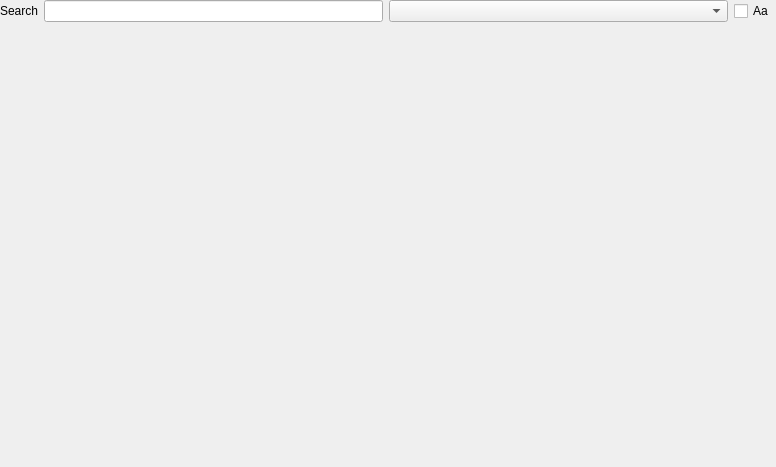
First picture: the form in views/MainViewWidget.ui, repository bendalab/NixView, before the edit.
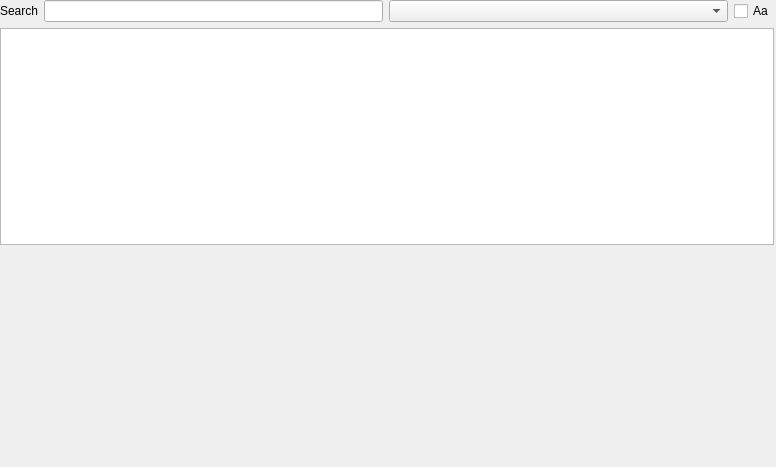
Second picture: the form after the edit.

Commit message: [MainViewWidget] ui changes for testing - to be remmoved

What changed in the file:
```diff
--- a/views/MainViewWidget.ui
+++ b/views/MainViewWidget.ui
@@ -62,6 +62,9 @@
        </item>
       </layout>
      </item>
+     <item>
+      <widget class="QTreeView" name="treeView"/>
+     </item>
      <item>
       <widget class="QStackedWidget" name="data_stacked_Widget">
        <property name="currentIndex">
```
The commit also changes 1 other file.
